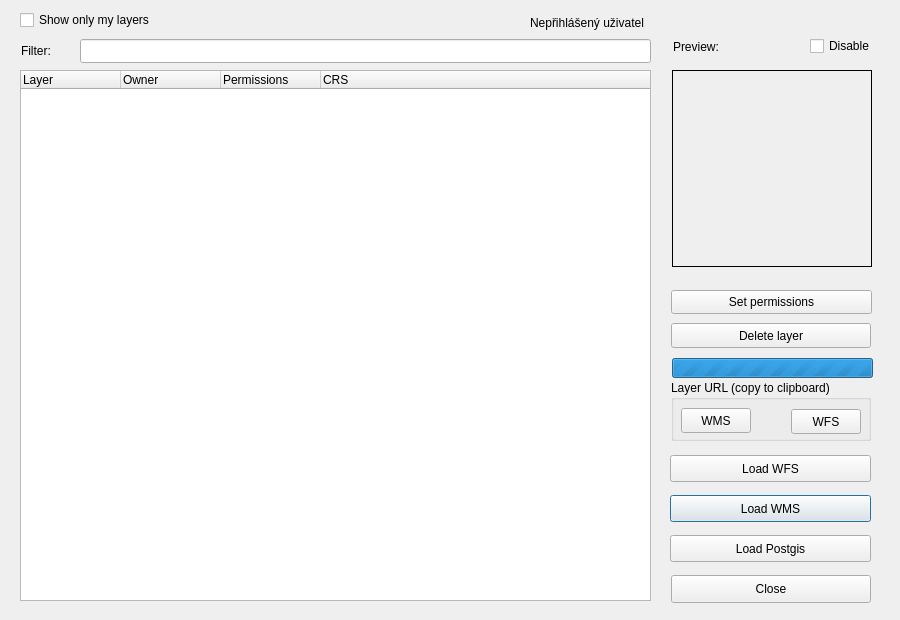
The window that dlg_addLayer.ui (LESPROJEKT/qgis-layman-plugin) describes before a commit, drawn with Qt 5.
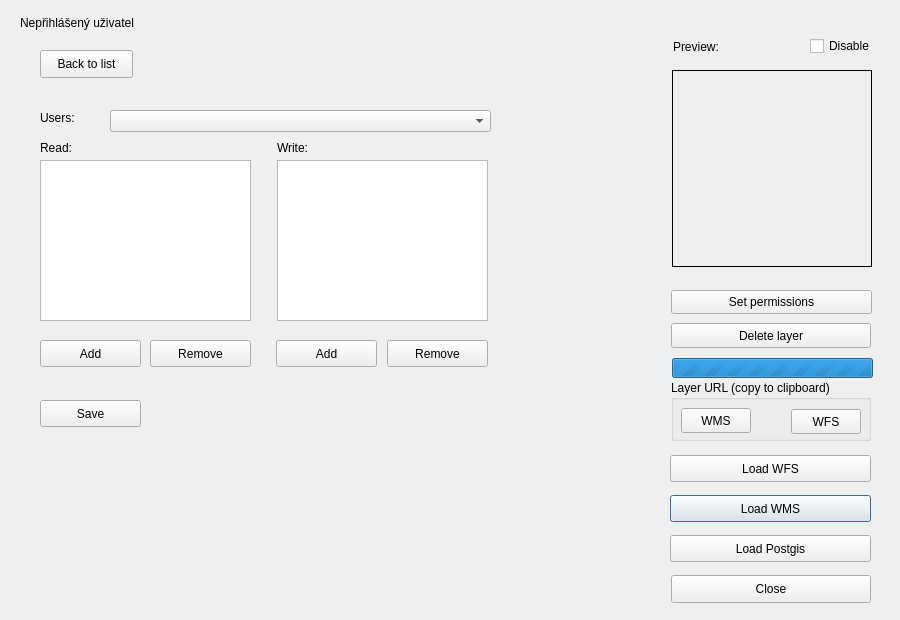
The same window after the commit. The open tabs and pages were chosen to show the change. Custom widgets are drawn as their Qt base class.

Patch:
```diff
--- a/dlg_addLayer.ui
+++ b/dlg_addLayer.ui
@@ -47,39 +47,6 @@
     <string>Load WMS</string>
    </property>
   </widget>
-  <widget class="QTreeWidget" name="treeWidget">
-   <property name="geometry">
-    <rect>
-     <x>20</x>
-     <y>70</y>
-     <width>631</width>
-     <height>531</height>
-    </rect>
-   </property>
-   <property name="selectionMode">
-    <enum>QAbstractItemView::ExtendedSelection</enum>
-   </property>
-   <column>
-    <property name="text">
-     <string>Layer</string>
-    </property>
-   </column>
-   <column>
-    <property name="text">
-     <string>Owner</string>
-    </property>
-   </column>
-   <column>
-    <property name="text">
-     <string>Permissions</string>
-    </property>
-   </column>
-   <column>
-    <property name="text">
-     <string>CRS</string>
-    </property>
-   </column>
-  </widget>
   <widget class="QPushButton" name="pushButton_close">
    <property name="geometry">
     <rect>
@@ -206,58 +173,10 @@
     <string>Set permissions</string>
    </property>
   </widget>
-  <widget class="QCheckBox" name="checkBox_own">
-   <property name="geometry">
-    <rect>
-     <x>20</x>
-     <y>10</y>
-     <width>191</width>
-     <height>20</height>
-    </rect>
-   </property>
-   <property name="text">
-    <string>Show only my layers</string>
-   </property>
-  </widget>
-  <widget class="QgsFilterLineEdit" name="filter">
-   <property name="geometry">
-    <rect>
-     <x>80</x>
-     <y>39</y>
-     <width>571</width>
-     <height>24</height>
-    </rect>
-   </property>
-   <property name="sizePolicy">
-    <sizepolicy hsizetype="Expanding" vsizetype="Fixed">
-     <horstretch>0</horstretch>
-     <verstretch>0</verstretch>
-    </sizepolicy>
-   </property>
-   <property name="text">
-    <string/>
-   </property>
-   <property name="value">
-    <string/>
-   </property>
-  </widget>
-  <widget class="QLabel" name="label">
-   <property name="geometry">
-    <rect>
-     <x>21</x>
-     <y>41</y>
-     <width>50</width>
-     <height>20</height>
-    </rect>
-   </property>
-   <property name="text">
-    <string>Filter:</string>
-   </property>
-  </widget>
   <widget class="QLabel" name="label_noUser">
    <property name="geometry">
     <rect>
-     <x>530</x>
+     <x>20</x>
      <y>13</y>
      <width>131</width>
      <height>20</height>
@@ -332,6 +251,241 @@
     <string>Load Postgis</string>
    </property>
   </widget>
+  <widget class="QStackedWidget" name="stackedWidget">
+   <property name="geometry">
+    <rect>
+     <x>20</x>
+     <y>40</y>
+     <width>641</width>
+     <height>561</height>
+    </rect>
+   </property>
+   <property name="currentIndex">
+    <number>1</number>
+   </property>
+   <widget class="QWidget" name="page1">
+    <widget class="QPushButton" name="pushButton_save">
+     <property name="geometry">
+      <rect>
+       <x>20</x>
+       <y>360</y>
+       <width>101</width>
+       <height>27</height>
+      </rect>
+     </property>
+     <property name="text">
+      <string>Save</string>
+     </property>
+    </widget>
+    <widget class="QPushButton" name="pushButton_addWrite">
+     <property name="geometry">
+      <rect>
+       <x>256</x>
+       <y>300</y>
+       <width>101</width>
+       <height>27</height>
+      </rect>
+     </property>
+     <property name="text">
+      <string>Add</string>
+     </property>
+    </widget>
+    <widget class="QLabel" name="label_3">
+     <property name="geometry">
+      <rect>
+       <x>257</x>
+       <y>100</y>
+       <width>55</width>
+       <height>16</height>
+      </rect>
+     </property>
+     <property name="text">
+      <string>Write:</string>
+     </property>
+    </widget>
+    <widget class="QComboBox" name="comboBox_users">
+     <property name="geometry">
+      <rect>
+       <x>90</x>
+       <y>70</y>
+       <width>381</width>
+       <height>22</height>
+      </rect>
+     </property>
+    </widget>
+    <widget class="QLabel" name="label_4">
+     <property name="geometry">
+      <rect>
+       <x>20</x>
+       <y>100</y>
+       <width>55</width>
+       <height>16</height>
+      </rect>
+     </property>
+     <property name="text">
+      <string>Read:</string>
+     </property>
+    </widget>
+    <widget class="QListWidget" name="listWidget_write">
+     <property name="geometry">
+      <rect>
+       <x>257</x>
+       <y>120</y>
+       <width>211</width>
+       <height>161</height>
+      </rect>
+     </property>
+    </widget>
+    <widget class="QPushButton" name="pushButton_removeWrite">
+     <property name="geometry">
+      <rect>
+       <x>367</x>
+       <y>300</y>
+       <width>101</width>
+       <height>27</height>
+      </rect>
+     </property>
+     <property name="text">
+      <string>Remove</string>
+     </property>
+    </widget>
+    <widget class="QLabel" name="label">
+     <property name="geometry">
+      <rect>
+       <x>20</x>
+       <y>70</y>
+       <width>55</width>
+       <height>16</height>
+      </rect>
+     </property>
+     <property name="text">
+      <string>Users:</string>
+     </property>
+    </widget>
+    <widget class="QPushButton" name="pushButton_removeRead">
+     <property name="geometry">
+      <rect>
+       <x>130</x>
+       <y>300</y>
+       <width>101</width>
+       <height>27</height>
+      </rect>
+     </property>
+     <property name="text">
+      <string>Remove</string>
+     </property>
+    </widget>
+    <widget class="QPushButton" name="pushButton_addRead">
+     <property name="geometry">
+      <rect>
+       <x>20</x>
+       <y>300</y>
+       <width>101</width>
+       <height>27</height>
+      </rect>
+     </property>
+     <property name="text">
+      <string>Add</string>
+     </property>
+    </widget>
+    <widget class="QListWidget" name="listWidget_read">
+     <property name="geometry">
+      <rect>
+       <x>20</x>
+       <y>120</y>
+       <width>211</width>
+       <height>161</height>
+      </rect>
+     </property>
+    </widget>
+    <widget class="QPushButton" name="pushButton_back">
+     <property name="geometry">
+      <rect>
+       <x>20</x>
+       <y>10</y>
+       <width>93</width>
+       <height>28</height>
+      </rect>
+     </property>
+     <property name="text">
+      <string>Back to list</string>
+     </property>
+    </widget>
+   </widget>
+   <widget class="QWidget" name="page2">
+    <widget class="QTreeWidget" name="treeWidget">
+     <property name="geometry">
+      <rect>
+       <x>0</x>
+       <y>80</y>
+       <width>591</width>
+       <height>481</height>
+      </rect>
+     </property>
+     <property name="selectionMode">
+      <enum>QAbstractItemView::ExtendedSelection</enum>
+     </property>
+     <column>
+      <property name="text">
+       <string>Layer</string>
+      </property>
+     </column>
+     <column>
+      <property name="text">
+       <string>Owner</string>
+      </property>
+     </column>
+     <column>
+      <property name="text">
+       <string>Permissions</string>
+      </property>
+     </column>
+     <column>
+      <property name="text">
+       <string>CRS</string>
+      </property>
+     </column>
+    </widget>
+    <widget class="QgsFilterLineEdit" name="filter">
+     <property name="geometry">
+      <rect>
+       <x>0</x>
+       <y>40</y>
+       <width>591</width>
+       <height>24</height>
+      </rect>
+     </property>
+     <property name="sizePolicy">
+      <sizepolicy hsizetype="Expanding" vsizetype="Fixed">
+       <horstretch>0</horstretch>
+       <verstretch>0</verstretch>
+      </sizepolicy>
+     </property>
+     <property name="text">
+      <string/>
+     </property>
+     <property name="placeholderText">
+      <string>Filter</string>
+     </property>
+     <property name="value">
+      <string/>
+     </property>
+    </widget>
+    <widget class="QCheckBox" name="checkBox_own">
+     <property name="geometry">
+      <rect>
+       <x>0</x>
+       <y>0</y>
+       <width>191</width>
+       <height>20</height>
+      </rect>
+     </property>
+     <property name="text">
+      <string>Show only my layers</string>
+     </property>
+    </widget>
+   </widget>
+  </widget>
  </widget>
  <customwidgets>
   <customwidget>
```
